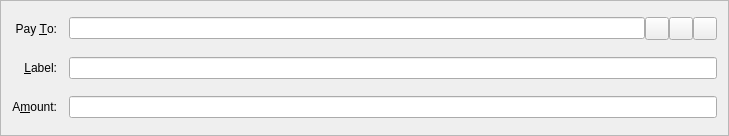
The window that src/qt/forms/sendcoinsentry.ui (cryptogenicbonds/CryptoBullion-CBX) describes before a commit, drawn with Qt 5.
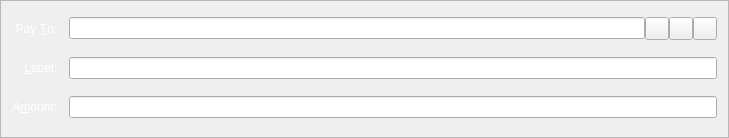
The same window after the commit. Icons and pictures are not drawn. Custom widgets are drawn as their Qt base class.

```diff
--- a/src/qt/forms/sendcoinsentry.ui
+++ b/src/qt/forms/sendcoinsentry.ui
@@ -7,7 +7,7 @@
     <x>0</x>
     <y>0</y>
     <width>729</width>
-    <height>136</height>
+    <height>138</height>
    </rect>
   </property>
   <property name="windowTitle">
@@ -25,6 +25,9 @@
    </property>
    <item row="5" column="0">
     <widget class="QLabel" name="label">
+     <property name="styleSheet">
+      <string notr="true">background: transparent; color:rgb(255, 255, 255);</string>
+     </property>
      <property name="text">
       <string>A&amp;mount:</string>
      </property>
@@ -38,6 +41,10 @@
    </item>
    <item row="3" column="0">
     <widget class="QLabel" name="label_2">
+     <property name="styleSheet">
+      <string notr="true">background: transparent; 
+color:rgb(255, 255, 255);</string>
+     </property>
      <property name="text">
       <string>Pay &amp;To:</string>
      </property>
@@ -71,6 +78,9 @@
    </item>
    <item row="4" column="0">
     <widget class="QLabel" name="label_4">
+     <property name="styleSheet">
+      <string notr="true">background: transparent; color:rgb(255, 255, 255);</string>
+     </property>
      <property name="text">
       <string>&amp;Label:</string>
      </property>
```
